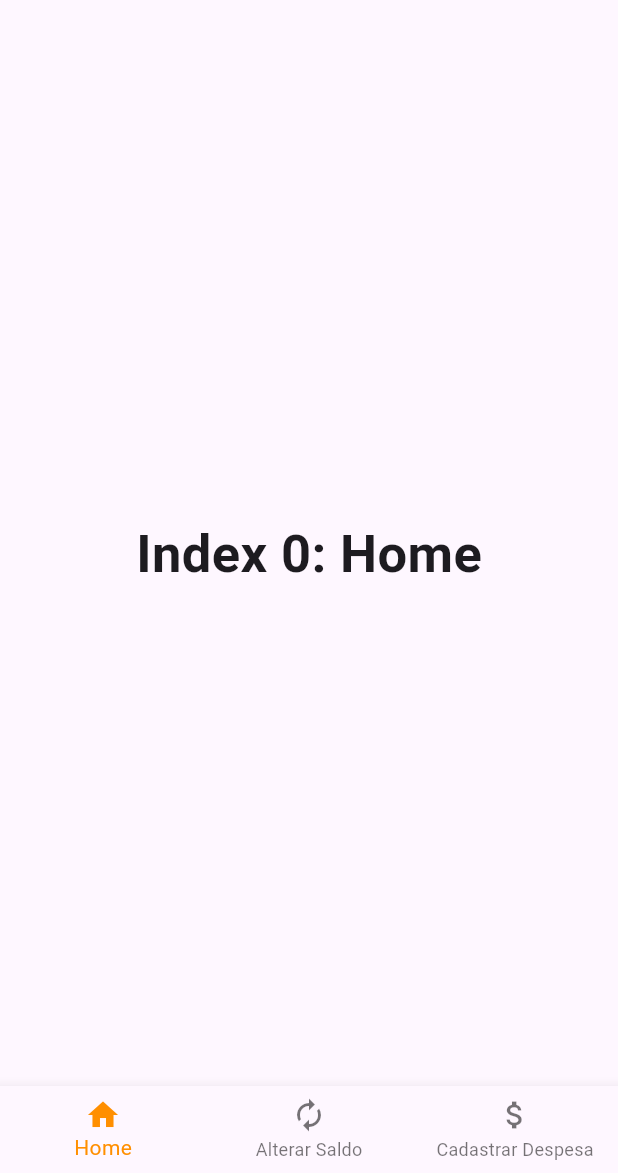
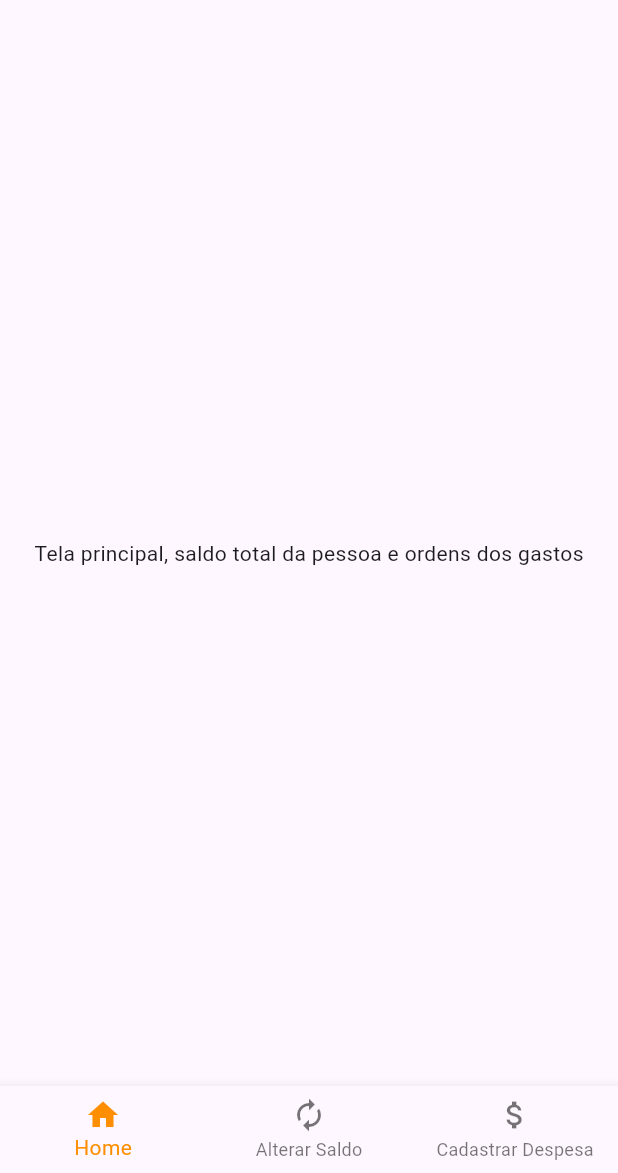
Before and after one commit to samaraasbatista/Financial_App, a Flutter app: the screen it shows after launch, on a phone screen of 412 x 824 dp, the part 63-1236 px from its top. Run offline on Flutter 3.47's test engine with Material 3 defaults, Android fonts, the light colour scheme and no system bars.

Commit message:
Criação dos widgets da home principal, cadastrar despesas e alterar saldo

```diff
--- a/lib/main.dart
+++ b/lib/main.dart
@@ -23,19 +23,16 @@
 class _BottomNavigationBarExampleState extends State<HomePageApp> {
   int _selectedIndex = 0;
   static const TextStyle optionStyle = TextStyle(fontSize: 35, fontWeight: FontWeight.bold);
-  static const List<Widget> _widgetOptions = <Widget>[
-    Text(
-      'Index 0: Home',
-      style: optionStyle,
+  static final List<Widget> _widgetOptions = <Widget>[
+    HomeWidget(
+
     ),
-    Text(
-      'Index 1: Business',
-      style: optionStyle,
+    UpdateBalance(
+
     ),
-    Text(
-      'Index 2: School',
-      style: optionStyle,
-    ),
+    RegisterExpenses(
+
+    )
   ];
 
   void _onItemTapped(int index) {
@@ -75,3 +72,48 @@
     );
   }
 }
+
+class HomeWidget extends StatelessWidget {
+  @override
+  Widget build(BuildContext context) {
+    return Container(
+      child: Center(
+        child: Text(
+          "Tela principal, saldo total da pessoa e ordens dos gastos",
+          textDirection: TextDirection.ltr,
+        ),),
+    );
+    throw UnimplementedError();
+  }
+
+}
+
+class RegisterExpenses extends StatelessWidget {
+  @override
+  Widget build(BuildContext context) {
+    return Container(
+      child: Center(
+        child: Text(
+          "Tela para cadastrar as despesas do usuario",
+          textDirection: TextDirection.ltr,
+        ),),
+    );
+    throw UnimplementedError();
+  }
+
+}
+
+class UpdateBalance extends StatelessWidget {
+  @override
+  Widget build(BuildContext context) {
+    return Container(
+      child: Center(
+        child: Text(
+          "Tela para alterar o saldo",
+          textDirection: TextDirection.ltr,
+        ),),
+    );
+    throw UnimplementedError();
+  }
+
+}
```
